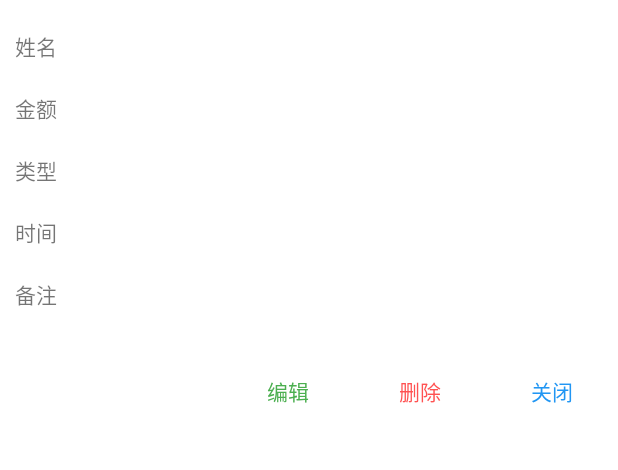
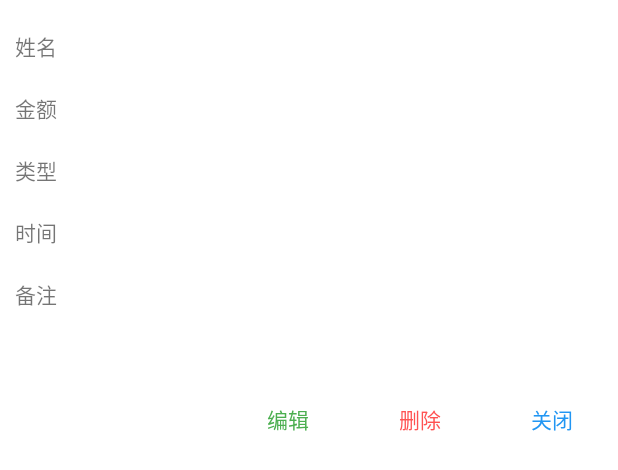
Before and after one commit to netlsd/MoneyTracker, an Android app: the layout dialog_note.xml on its own in the app's theme, with its tools: preview values and no code run, on a phone screen of 412 x 824 dp. Shown: the top 470 px of the screen. Run offline under Robolectric (Android 15) with nearby library versions, the phone set to English and light mode, and no system bars.

Commit message:
optimize dialog ui

```diff
--- a/app/src/main/res/layout/dialog_note.xml
+++ b/app/src/main/res/layout/dialog_note.xml
@@ -37,9 +37,9 @@
 
     <LinearLayout
         android:id="@+id/repayLayout"
-        android:visibility="gone"
         android:layout_width="match_parent"
-        android:layout_height="wrap_content">
+        android:layout_height="wrap_content"
+        android:visibility="gone">
 
         <TextView
             style="@style/DialogTitleStyle"
@@ -90,7 +90,9 @@
 
         <TextView
             android:id="@+id/commentTv"
-            style="@style/DialogTextStyle" />
+            android:layout_width="match_parent"
+            android:layout_height="60dp"
+            android:layout_marginEnd="5dp" />
 
     </LinearLayout>
 
```
